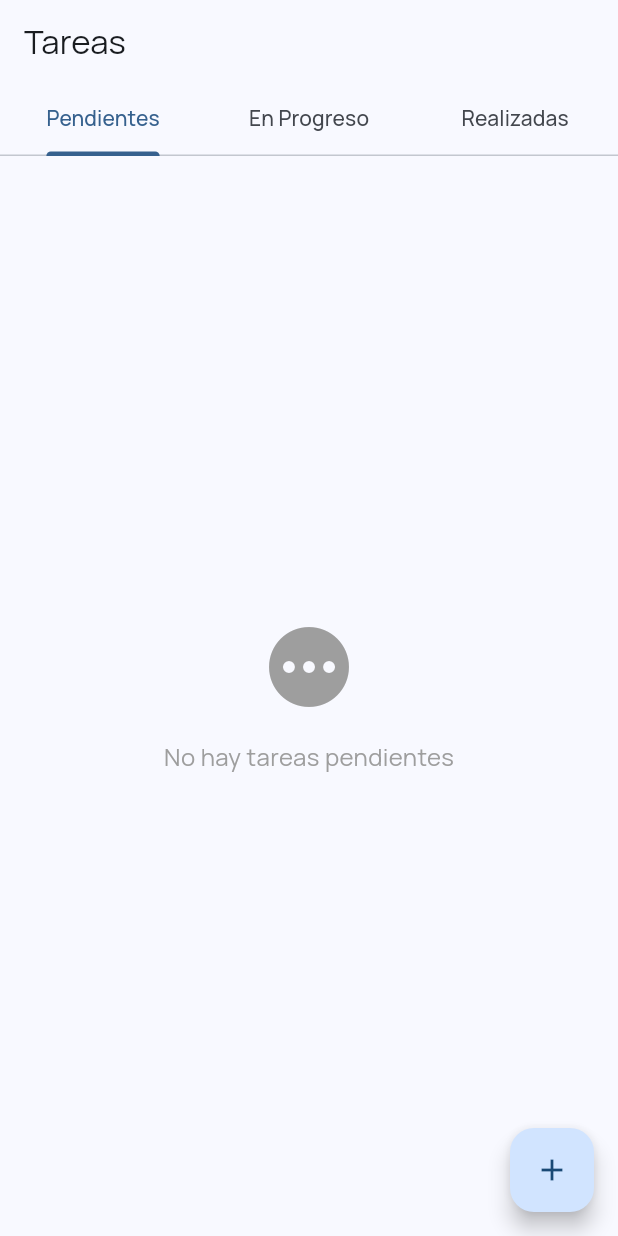
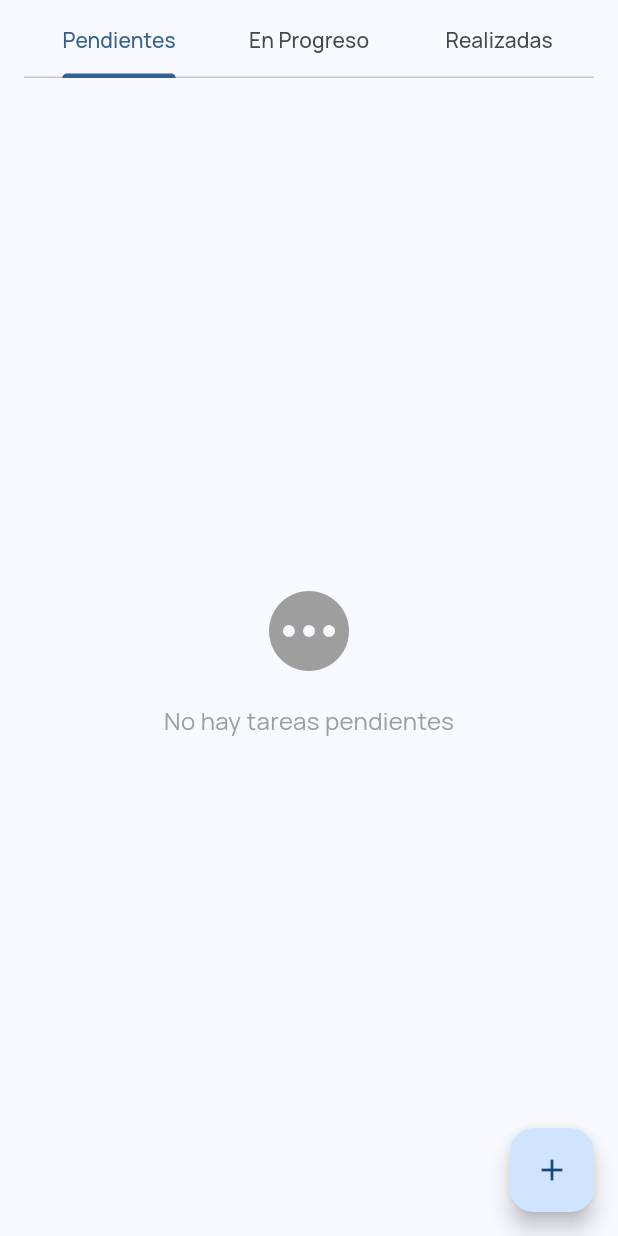
Before and after one commit to paulmrg-461/devpaul_todo_app, a Flutter app: the TaskManagementTab screen opened directly, on a phone screen of 412 x 824 dp. Run offline on Flutter 3.47's test engine with Material 3 defaults, Android fonts, the phone set to English and light mode, and no system bars; our stand-ins replace bloc, cloud_firestore, equatable, firebase_auth, firebase_core, firebase_storage and 10 more; accounts and stored records are empty; generated files the repository leaves out were written again.

```diff
--- a/lib/presentation/ui/screens/home/tabs/tasks/task_management_tab.dart
+++ b/lib/presentation/ui/screens/home/tabs/tasks/task_management_tab.dart
@@ -35,8 +35,7 @@ class _TaskManagementTabState extends State<TaskManagementTab>
   Widget build(BuildContext context) {
     return Scaffold(
       appBar: AppBar(
-        title: const Text('Tareas'),
-        bottom: TabBar(
+        title: TabBar(
           controller: _tabController,
           tabs: const [
             Tab(text: 'Pendientes'),
@@ -190,7 +189,7 @@ class _TaskManagementTabState extends State<TaskManagementTab>
               context.read<TaskBloc>().add(UpdateTaskEvent(task));
             }
           }
-                  Navigator.of(context).pop();
+          Navigator.of(context).pop();
         },
       ),
     );
```
